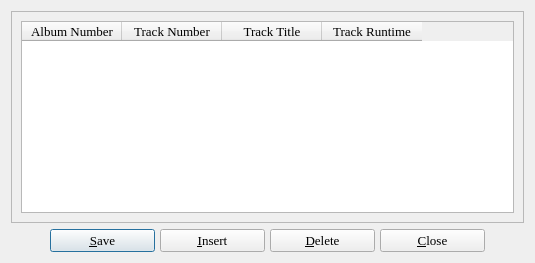
Above: tracks.ui from textbrowser/biblioteq before the change. Below: the same form after it.
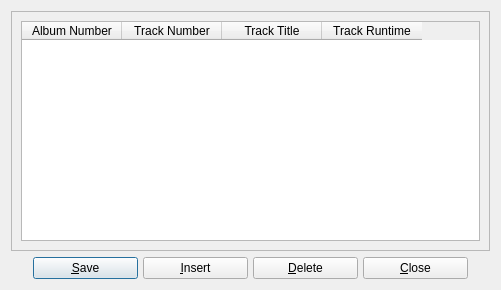
That is the form after the change. Icons and pictures are not drawn.

Commit message: Default fonts. Do not allow users to set their fonts on OS X systems as this distorts widgets.

The edit to the form file:
```diff
--- a/tracks.ui
+++ b/tracks.ui
@@ -2,18 +2,20 @@
 <ui version="4.0">
  <class>tracksDialog</class>
  <widget class="QDialog" name="tracksDialog">
+  <property name="geometry">
+   <rect>
+    <x>0</x>
+    <y>0</y>
+    <width>501</width>
+    <height>290</height>
+   </rect>
+  </property>
   <property name="maximumSize">
    <size>
     <width>16777215</width>
     <height>16777215</height>
    </size>
   </property>
-  <property name="font">
-   <font>
-    <family>Times</family>
-    <pointsize>10</pointsize>
-   </font>
-  </property>
   <property name="windowTitle">
    <string>BiblioteQ: Album Tracks Browser</string>
   </property>
@@ -36,17 +38,6 @@
      <layout class="QVBoxLayout">
       <item>
        <widget class="QTableWidget" name="table">
-        <property name="font">
-         <font>
-          <family>Times</family>
-          <pointsize>10</pointsize>
-          <weight>50</weight>
-          <italic>false</italic>
-          <bold>false</bold>
-          <underline>false</underline>
-          <strikeout>false</strikeout>
-         </font>
-        </property>
         <property name="focusPolicy">
          <enum>Qt::StrongFocus</enum>
         </property>
@@ -122,12 +113,6 @@
          <height>0</height>
         </size>
        </property>
-       <property name="font">
-        <font>
-         <family>Times</family>
-         <pointsize>10</pointsize>
-        </font>
-       </property>
        <property name="text">
         <string>&amp;Save</string>
        </property>
@@ -145,12 +130,6 @@
          <height>0</height>
         </size>
        </property>
-       <property name="font">
-        <font>
-         <family>Times</family>
-         <pointsize>10</pointsize>
-        </font>
-       </property>
        <property name="text">
         <string>&amp;Insert</string>
        </property>
@@ -168,12 +147,6 @@
          <height>0</height>
         </size>
        </property>
-       <property name="font">
-        <font>
-         <family>Times</family>
-         <pointsize>10</pointsize>
-        </font>
-       </property>
        <property name="text">
         <string>&amp;Delete</string>
        </property>
@@ -191,17 +164,6 @@
          <height>0</height>
         </size>
        </property>
-       <property name="font">
-        <font>
-         <family>Times</family>
-         <pointsize>10</pointsize>
-         <weight>50</weight>
-         <italic>false</italic>
-         <bold>false</bold>
-         <underline>false</underline>
-         <strikeout>false</strikeout>
-        </font>
-       </property>
        <property name="text">
         <string>&amp;Close</string>
        </property>
```
The commit also changes 20 other files.
